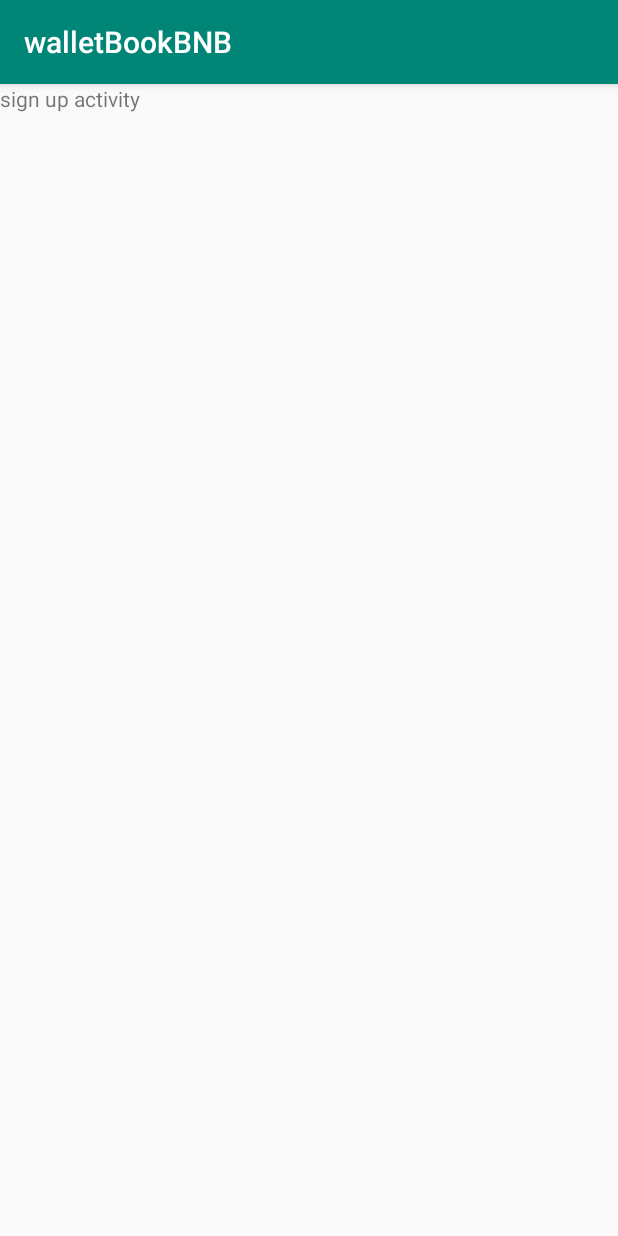
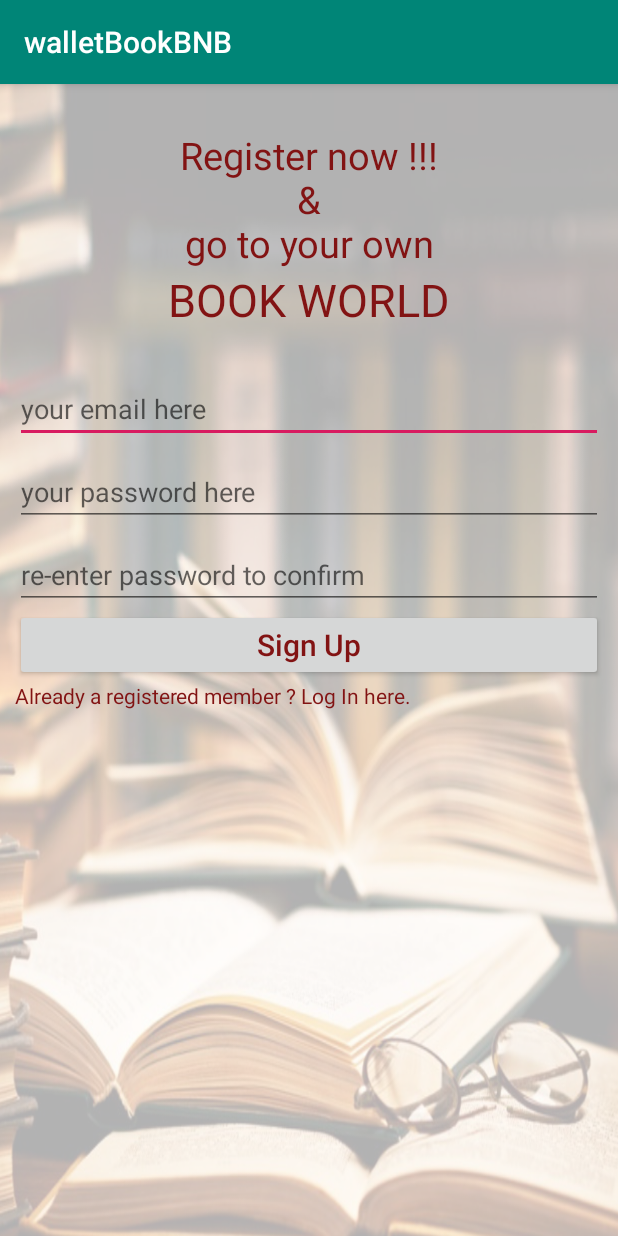
Before and after one commit to HabibRh26/Software-Engineering-Project, an Android app: the SignUp screen opened directly, with no data from a screen before it, on a phone screen of 412 x 824 dp. Run offline under Robolectric (Android 15) with nearby library versions, the light colour scheme and no system bars.

Commit message:
sign up UI layout

```diff
--- a/coding Implementation/BookSharing/app/src/main/res/layout/activity_sign_up.xml
+++ b/coding Implementation/BookSharing/app/src/main/res/layout/activity_sign_up.xml
@@ -1,14 +1,65 @@
 <?xml version="1.0" encoding="utf-8"?>
-<android.support.constraint.ConstraintLayout
+<LinearLayout
     xmlns:android="http://schemas.android.com/apk/res/android"
     xmlns:app="http://schemas.android.com/apk/res-auto"
     xmlns:tools="http://schemas.android.com/tools"
     android:layout_width="match_parent"
     android:layout_height="match_parent"
+    android:orientation="vertical"
+    android:background="@drawable/bgim3"
+    android:padding="10dp"
     tools:context=".SignUp">
     <TextView
+        android:paddingTop="20dp"
         android:layout_width="match_parent"
-        android:layout_height="match_parent"
-        android:text="sign up activity"/>
+        android:layout_height="wrap_content"
+        android:textAlignment="center"
+        android:text="Register now !!!\n &amp; \ngo to your own"
+        android:textSize="25sp"
+        android:textColor="@color/colorCustomized"/>
+    <TextView
+        android:layout_width="match_parent"
+        android:layout_height="wrap_content"
+        android:textAlignment="center"
+        android:text="book world"
+        android:textSize="30sp"
+        android:textAllCaps="true"
+        android:textColor="@color/colorCustomized"/>
 
-</android.support.constraint.ConstraintLayout>
+
+    <EditText
+        android:id="@+id/editTextEmail"
+        android:paddingTop="40dp"
+        android:layout_width="match_parent"
+        android:layout_height="wrap_content"
+        android:hint="your email here"
+        />
+    <EditText
+        android:id="@+id/editTextPassword"
+        android:paddingTop="20dp"
+        android:layout_width="match_parent"
+        android:layout_height="wrap_content"
+        android:hint="your password here"
+        />
+    <EditText
+        android:id="@+id/editTextConfirmPassword"
+        android:paddingTop="20dp"
+        android:layout_width="match_parent"
+        android:layout_height="wrap_content"
+        android:hint="re-enter password to confirm"
+        />
+    <Button
+        android:id="@+id/buttonSignUp"
+        android:layout_width="match_parent"
+        android:layout_height="wrap_content"
+        android:text="Sign Up"
+        android:textSize="20dp"
+        android:textColor="@color/colorCustomized"
+        android:textAllCaps="false"/>
+    <TextView
+        android:layout_width="match_parent"
+        android:layout_height="wrap_content"
+        android:textColor="@color/colorCustomized"
+        android:text="Already a registered member ? Log In here."/>
+
+</LinearLayout>
```
